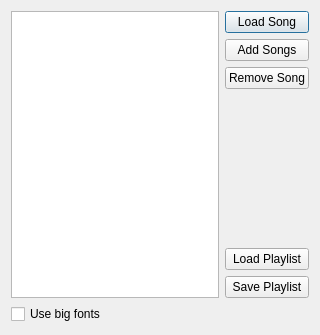
The window that superboucle/playlist_ui.ui (zigmhount/SpinTool_zig) describes before a commit, drawn with Qt 5.
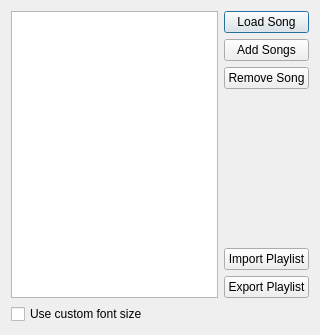
The same window after the commit. Icons and pictures are not drawn.

```diff
--- a/superboucle/playlist_ui.ui
+++ b/superboucle/playlist_ui.ui
@@ -80,14 +80,14 @@
        <item>
         <widget class="QPushButton" name="loadPlaylistBtn">
          <property name="text">
-          <string>Load Playlist</string>
+          <string>Import Playlist</string>
          </property>
         </widget>
        </item>
        <item>
         <widget class="QPushButton" name="savePlaylistBtn">
          <property name="text">
-          <string>Save Playlist</string>
+          <string>Export Playlist</string>
          </property>
         </widget>
        </item>
@@ -98,7 +98,7 @@
    <item row="1" column="0">
     <widget class="QCheckBox" name="cBoxBigFonts">
      <property name="text">
-      <string>Use big fonts</string>
+      <string>Use custom font size</string>
      </property>
     </widget>
    </item>
```
Left out of the diff: 10 changed lines with no effect on the pictures.
